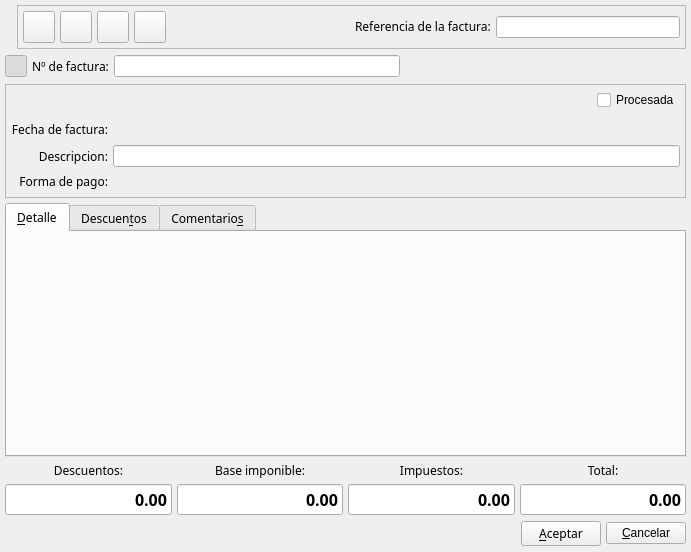
eboladev/Bulmages-1, file bulmages/bulmafact/src/facturapbase.ui: the form before one commit.
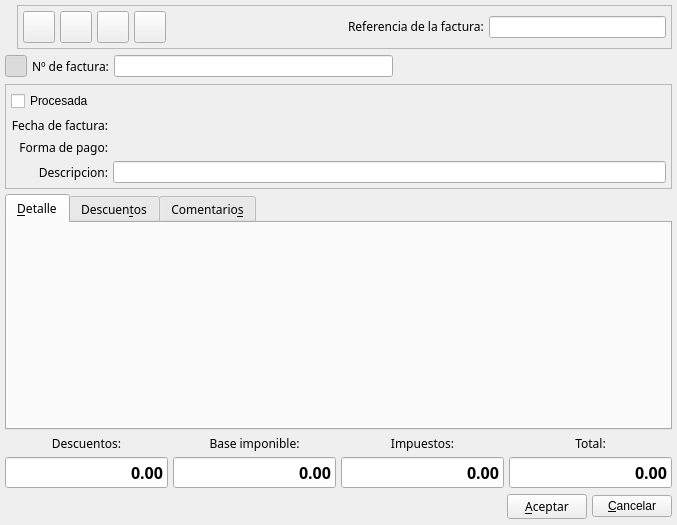
The form after the commit. Icons and pictures are not drawn. Custom widgets are drawn as their Qt base class.

The edit to the form file:
```diff
--- a/bulmages/bulmafact/src/facturapbase.ui
+++ b/bulmages/bulmafact/src/facturapbase.ui
@@ -8,8 +8,8 @@
    <rect>
     <x>0</x>
     <y>0</y>
-    <width>691</width>
-    <height>552</height>
+    <width>677</width>
+    <height>525</height>
    </rect>
   </property>
   <property name="windowTitle" >
@@ -381,72 +381,30 @@
       <property name="spacing" >
        <number>5</number>
       </property>
-      <item row="0" column="0" colspan="2" >
-       <layout class="QHBoxLayout" >
-        <property name="margin" >
-         <number>0</number>
+      <item row="0" column="0" >
+       <widget class="QCheckBox" name="m_procesadafacturap" >
+        <property name="text" >
+         <string>Procesada</string>
         </property>
-        <property name="spacing" >
-         <number>5</number>
-        </property>
-        <item>
-         <spacer>
-          <property name="orientation" >
-           <enum>Qt::Horizontal</enum>
-          </property>
-          <property name="sizeHint" >
-           <size>
-            <width>231</width>
-            <height>20</height>
-           </size>
-          </property>
-         </spacer>
-        </item>
-        <item>
-         <widget class="QCheckBox" name="m_procesadafacturap" >
-          <property name="text" >
-           <string>Procesada</string>
-          </property>
-         </widget>
-        </item>
-       </layout>
+       </widget>
       </item>
-      <item row="4" column="1" >
-       <layout class="QHBoxLayout" >
-        <property name="margin" >
-         <number>0</number>
+      <item row="0" column="1" >
+       <spacer>
+        <property name="orientation" >
+         <enum>Qt::Horizontal</enum>
         </property>
-        <property name="spacing" >
-         <number>5</number>
+        <property name="sizeType" >
+         <enum>QSizePolicy::Preferred</enum>
         </property>
-        <item>
-         <widget class="BusquedaFormaPago" name="m_forma_pago" >
-          <property name="sizePolicy" >
-           <sizepolicy>
-            <hsizetype>7</hsizetype>
-            <vsizetype>0</vsizetype>
-            <horstretch>0</horstretch>
-            <verstretch>0</verstretch>
-           </sizepolicy>
-          </property>
-         </widget>
-        </item>
-        <item>
-         <spacer>
-          <property name="orientation" >
-           <enum>Qt::Horizontal</enum>
-          </property>
-          <property name="sizeHint" >
-           <size>
-            <width>40</width>
-            <height>20</height>
-           </size>
-          </property>
-         </spacer>
-        </item>
-       </layout>
+        <property name="sizeHint" >
+         <size>
+          <width>81</width>
+          <height>22</height>
+         </size>
+        </property>
+       </spacer>
       </item>
-      <item row="4" column="0" >
+      <item row="2" column="0" >
        <widget class="QLabel" name="label7" >
         <property name="sizePolicy" >
          <sizepolicy>
@@ -475,8 +433,16 @@
         </property>
        </widget>
       </item>
-      <item row="3" column="0" >
-       <widget class="QLabel" name="label8" >
+      <item row="1" column="0" >
+       <widget class="QLabel" name="label10" >
+        <property name="sizePolicy" >
+         <sizepolicy>
+          <hsizetype>5</hsizetype>
+          <vsizetype>0</vsizetype>
+          <horstretch>0</horstretch>
+          <verstretch>0</verstretch>
+         </sizepolicy>
+        </property>
         <property name="font" >
          <font>
           <family>Sans Serif</family>
@@ -489,52 +455,14 @@
          </font>
         </property>
         <property name="text" >
-         <string>Descripcion:</string>
+         <string>Fecha de factura:</string>
         </property>
         <property name="alignment" >
          <set>Qt::AlignRight|Qt::AlignTrailing|Qt::AlignVCenter</set>
         </property>
        </widget>
       </item>
-      <item row="3" column="1" >
-       <widget class="QLineEdit" name="m_descfacturap" />
-      </item>
-      <item row="2" column="1" >
-       <layout class="QHBoxLayout" >
-        <property name="margin" >
-         <number>0</number>
-        </property>
-        <property name="spacing" >
-         <number>5</number>
-        </property>
-        <item>
-         <widget class="BusquedaFecha" name="m_fechafacturap" >
-          <property name="sizePolicy" >
-           <sizepolicy>
-            <hsizetype>7</hsizetype>
-            <vsizetype>0</vsizetype>
-            <horstretch>0</horstretch>
-            <verstretch>0</verstretch>
-           </sizepolicy>
-          </property>
-         </widget>
-        </item>
-        <item>
-         <spacer>
-          <property name="orientation" >
-           <enum>Qt::Horizontal</enum>
-          </property>
-          <property name="sizeHint" >
-           <size>
-            <width>40</width>
-            <height>20</height>
-           </size>
-          </property>
-         </spacer>
-        </item>
-       </layout>
-      </item>
-      <item row="1" column="0" colspan="2" >
+      <item rowspan="3" row="0" column="2" >
        <widget class="BusquedaProveedor" name="m_proveedor" >
         <property name="sizePolicy" >
          <sizepolicy>
@@ -552,16 +480,11 @@
         </property>
        </widget>
       </item>
-      <item row="2" column="0" >
-       <widget class="QLabel" name="label10" >
-        <property name="sizePolicy" >
-         <sizepolicy>
-          <hsizetype>5</hsizetype>
-          <vsizetype>0</vsizetype>
-          <horstretch>0</horstretch>
-          <verstretch>0</verstretch>
-         </sizepolicy>
-        </property>
+      <item row="3" column="1" colspan="2" >
+       <widget class="QLineEdit" name="m_descfacturap" />
+      </item>
+      <item row="3" column="0" >
+       <widget class="QLabel" name="label8" >
         <property name="font" >
          <font>
           <family>Sans Serif</family>
@@ -574,7 +497,7 @@
          </font>
         </property>
         <property name="text" >
-         <string>Fecha de factura:</string>
+         <string>Descripcion:</string>
         </property>
         <property name="alignment" >
          <set>Qt::AlignRight|Qt::AlignTrailing|Qt::AlignVCenter</set>
@@ -980,20 +903,6 @@
  <layoutdefault spacing="2" margin="2" />
  <pixmapfunction></pixmapfunction>
  <customwidgets>
-  <customwidget>
-   <class>ListDescuentoFacturaProvView</class>
-   <extends></extends>
-   <header>listdescfacturaprovview.h</header>
-   <container>0</container>
-   <pixmap></pixmap>
-  </customwidget>
-  <customwidget>
-   <class>BusquedaFormaPago</class>
-   <extends></extends>
-   <header>busquedaformapago.h</header>
-   <container>0</container>
-   <pixmap></pixmap>
-  </customwidget>
   <customwidget>
    <class>BusquedaFecha</class>
    <extends></extends>
@@ -1008,13 +917,6 @@
    <container>0</container>
    <pixmap></pixmap>
   </customwidget>
-  <customwidget>
-   <class>BusquedaProveedor</class>
-   <extends></extends>
-   <header>busquedaproveedor.h</header>
-   <container>0</container>
-   <pixmap></pixmap>
-  </customwidget>
   <customwidget>
    <class>ListLinFacturaProveedorView</class>
    <extends></extends>
@@ -1022,6 +924,27 @@
    <container>0</container>
    <pixmap></pixmap>
   </customwidget>
+  <customwidget>
+   <class>BusquedaFormaPago</class>
+   <extends></extends>
+   <header>busquedaformapago.h</header>
+   <container>0</container>
+   <pixmap></pixmap>
+  </customwidget>
+  <customwidget>
+   <class>ListDescuentoFacturaProvView</class>
+   <extends></extends>
+   <header>listdescfacturaprovview.h</header>
+   <container>0</container>
+   <pixmap></pixmap>
+  </customwidget>
+  <customwidget>
+   <class>BusquedaProveedor</class>
+   <extends></extends>
+   <header>busquedaproveedor.h</header>
+   <container>0</container>
+   <pixmap></pixmap>
+  </customwidget>
  </customwidgets>
  <resources>
   <include location="../../bulmages.qrc" />
```
Left out of the diff: 24 changed lines with no effect on the pictures.
